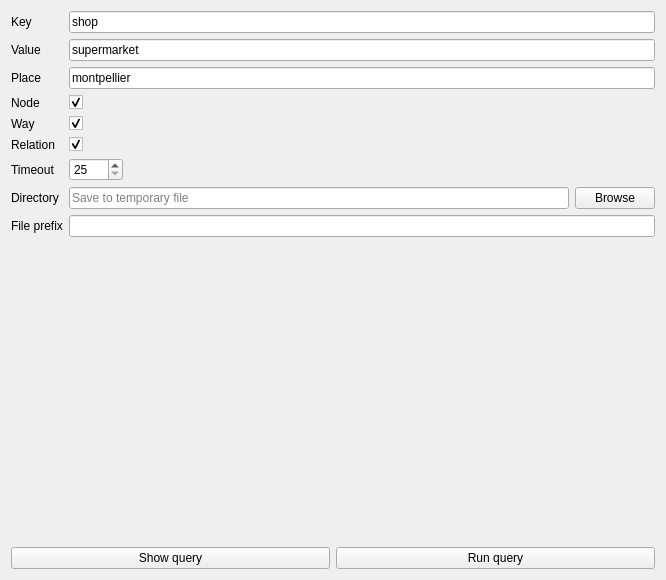
Qt form ui/quick_query.ui (3liz/QuickOSM) before a commit.
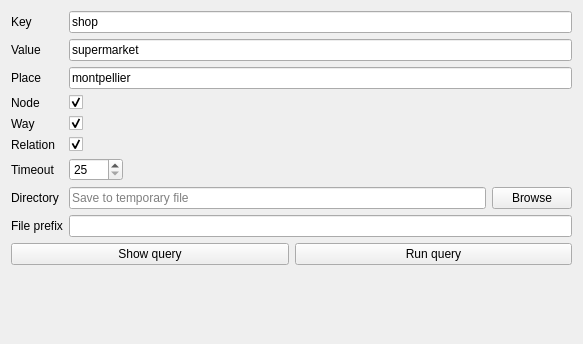
The same form after that commit.

What changed in the file:
```diff
--- a/ui/quick_query.ui
+++ b/ui/quick_query.ui
@@ -6,8 +6,8 @@
    <rect>
     <x>0</x>
     <y>0</y>
-    <width>666</width>
-    <height>580</height>
+    <width>583</width>
+    <height>344</height>
    </rect>
   </property>
   <property name="windowTitle">
@@ -193,6 +193,19 @@
      </item>
     </layout>
    </item>
+   <item>
+    <spacer name="verticalSpacer">
+     <property name="orientation">
+      <enum>Qt::Vertical</enum>
+     </property>
+     <property name="sizeHint" stdset="0">
+      <size>
+       <width>20</width>
+       <height>40</height>
+      </size>
+     </property>
+    </spacer>
+   </item>
   </layout>
  </widget>
  <resources/>
```
